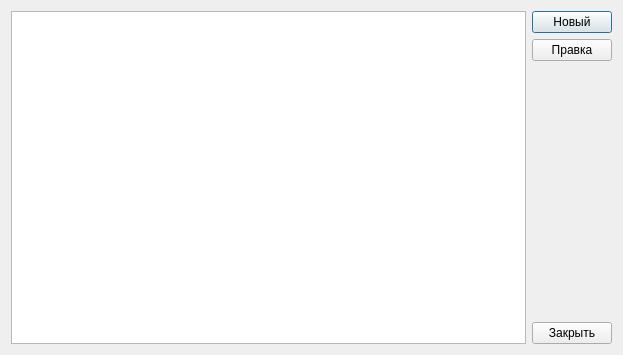
This is DataBases/connectiondialog.ui in rust3128/iMpos as Qt 5 draws it before an edit. The edited form follows.
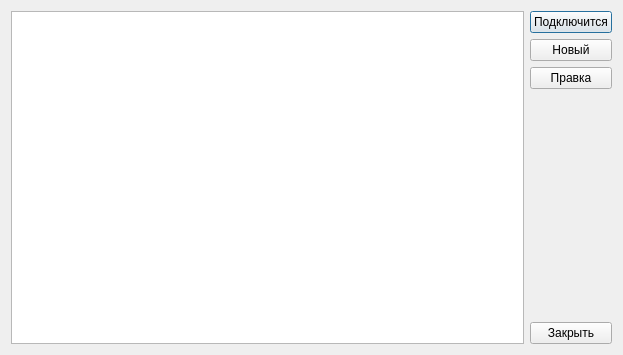
This is the edited form. Icons and pictures are not drawn.

Diff of the .ui file:
```diff
--- a/DataBases/connectiondialog.ui
+++ b/DataBases/connectiondialog.ui
@@ -36,6 +36,13 @@
    </item>
    <item row="0" column="1">
     <layout class="QVBoxLayout" name="verticalLayout">
+     <item>
+      <widget class="QPushButton" name="pushButtonConnect">
+       <property name="text">
+        <string>Подключится</string>
+       </property>
+      </widget>
+     </item>
      <item>
       <widget class="QPushButton" name="pushButtonNew">
        <property name="text">
```
Left out of the diff: 12 changed lines with no effect on the pictures.
